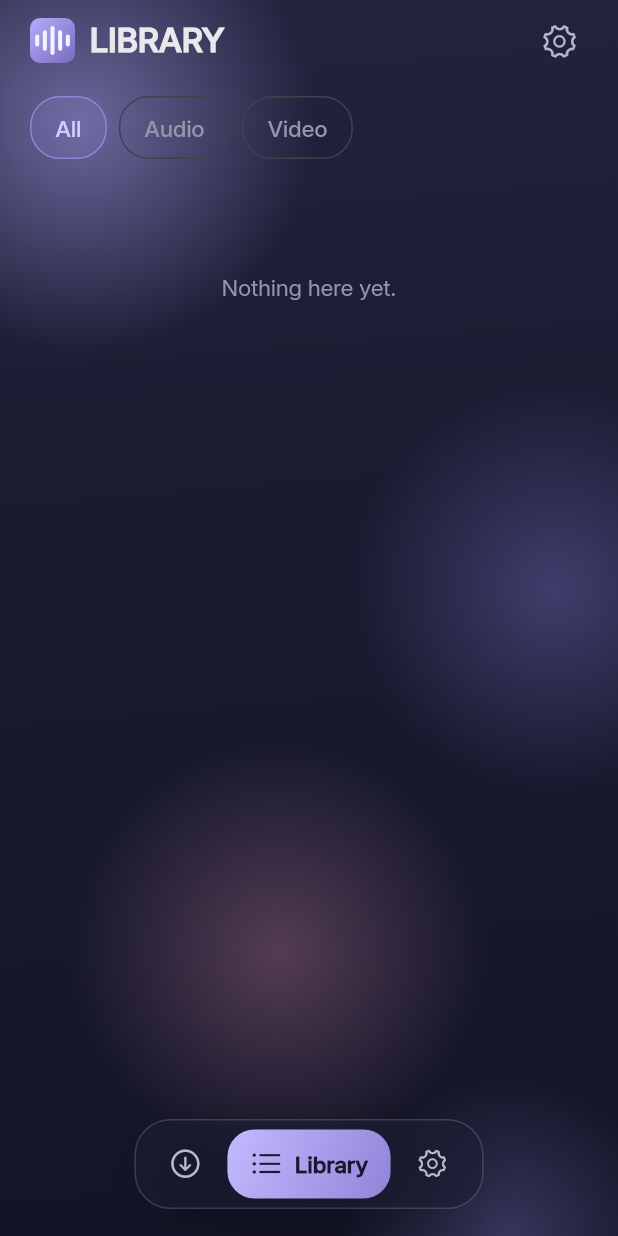
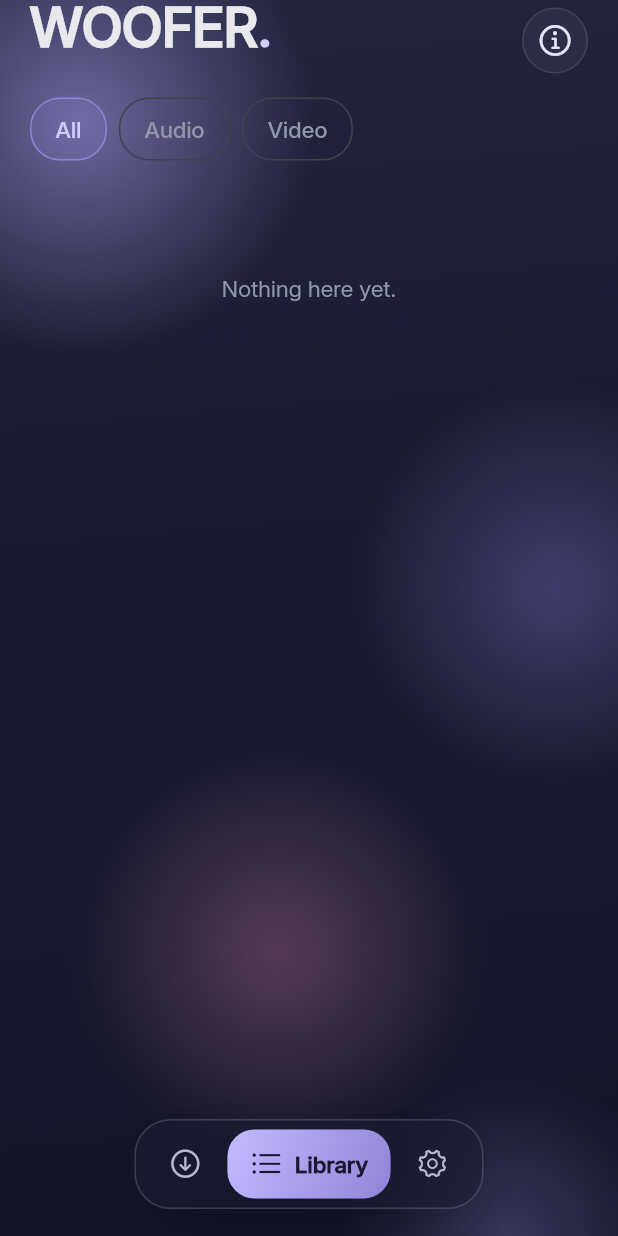
Before and after one commit to qp9z/woofer, a Flutter app: the screen it shows after launch, after a tap on an icon or button, on a phone screen of 412 x 824 dp. Run offline on Flutter 3.47's test engine with Material 3 defaults, Android fonts, the phone set to English and light mode, and no system bars; our stand-ins replace flutter_riverpod, package_info_plus, permission_handler, sqflite; missing offline and left inert: ffmpeg_kit_flutter_new, receive_sharing_intent; accounts and stored records are empty.

Commit message:
Modded app headers.

```diff
--- a/app/lib/ui/screens/home_shell.dart
+++ b/app/lib/ui/screens/home_shell.dart
@@ -8,7 +8,6 @@ import '../../state/download_state.dart';
 import '../sheets/format_sheet.dart';
 import '../theme/app_theme.dart';
 import '../widgets/aurora_background.dart';
-import '../widgets/woofer_mark.dart';
 import 'download_tab.dart';
 import 'library_tab.dart';
 import 'settings_tab.dart';
@@ -74,7 +73,6 @@ class _HomeShellState extends ConsumerState<HomeShell> {
             children: [
               Column(
                 children: [
-                  if (_tab != _Tab.download) _Header(tab: _tab, onGear: () => _select(_Tab.settings)),
                   Expanded(
                     child: IndexedStack(
                       index: _tab.index,
@@ -99,47 +97,6 @@ class _HomeShellState extends ConsumerState<HomeShell> {
   }
 
   void _select(_Tab t) => setState(() => _tab = t);
-}
-
-/// Header for the non-home tabs: mark + uppercase title + gear.
-class _Header extends StatelessWidget {
-  final _Tab tab;
-  final VoidCallback onGear;
-  const _Header({required this.tab, required this.onGear});
-
-  @override
-  Widget build(BuildContext context) {
-    final title = tab == _Tab.library ? 'Library' : 'Settings';
-    return Padding(
-      padding: const EdgeInsets.fromLTRB(20, 8, 20, 14),
-      child: Row(
-        children: [
-          const WooferMark(size: 30, tile: WooferTile.accent, bars: WooferBars.light),
-          const SizedBox(width: 10),
-          Text(
-            title.toUpperCase(),
-            style: const TextStyle(
-              fontFamily: AppTheme.fontFamily,
-              fontSize: AppType.header,
-              fontWeight: FontWeight.w700,
-              letterSpacing: -0.2,
-              color: AppColors.text,
-            ),
-          ),
-          const Spacer(),
-          if (tab != _Tab.settings)
-            GestureDetector(
-              behavior: HitTestBehavior.opaque,
-              onTap: onGear,
-              child: const Padding(
-                padding: EdgeInsets.all(6),
-                child: Icon(CupertinoIcons.gear_alt, size: 26, color: AppColors.n400),
-              ),
-            ),
-        ],
-      ),
-    );
-  }
 }
 
 class _Toast extends StatelessWidget {
--- a/app/lib/ui/screens/library_tab.dart
+++ b/app/lib/ui/screens/library_tab.dart
@@ -4,9 +4,11 @@ import 'package:flutter_riverpod/flutter_riverpod.dart';
 import '../../services/history_service.dart';
 import '../../state/download_controller.dart';
 import '../format_utils.dart';
+import '../sheets/about_sheet.dart';
 import '../theme/app_theme.dart';
 import '../widgets/glass_button.dart';
 import '../widgets/glass_sheet.dart';
+import '../widgets/wordmark.dart';
 
 enum _LibFilter { all, audio, video }
 
@@ -33,9 +35,20 @@ class _LibraryTabState extends ConsumerState<LibraryTab> {
       final entries = ref.watch(historyListProvider);
 
       return ListView(
-      padding: const EdgeInsets.fromLTRB(20, 4, 20, 100), // clear the floating nav pill
+        padding: const EdgeInsets.fromLTRB(20, 4, 20, 100),
         physics: const BouncingScrollPhysics(),
         children: [
+          // Title row matching DownloadTab.
+          Row(
+            crossAxisAlignment: CrossAxisAlignment.start,
+            children: [
+              const Expanded(
+                child: Wordmark(fontSize: AppType.display, height: 0.95),
+              ),
+              _InfoCircle(onTap: () => showAboutSheet(context)),
+            ],
+          ),
+          const SizedBox(height: AppSpacing.md),
           Row(
           children: [
             for (final f in _LibFilter.values) ...[
@@ -267,3 +280,26 @@ class _Empty extends StatelessWidget {
         ),
       );
 }
+
+/// Copied from DownloadTab for consistent header.
+class _InfoCircle extends StatelessWidget {
+  final VoidCallback onTap;
+  const _InfoCircle({required this.onTap});
+
+  @override
+  Widget build(BuildContext context) => GestureDetector(
+        behavior: HitTestBehavior.opaque,
+        onTap: onTap,
+        child: Container(
+          width: AppTouch.min,
+          height: AppTouch.min,
+          margin: const EdgeInsets.only(top: 1),
+          decoration: BoxDecoration(
+            shape: BoxShape.circle,
+            color: CupertinoColors.white.withValues(alpha: 0.05),
+            border: AppGlass.hairline(0.10),
+          ),
+          child: const Icon(CupertinoIcons.info, size: 24, color: AppColors.a200),
+        ),
+      );
+}
--- a/app/lib/ui/screens/settings_tab.dart
+++ b/app/lib/ui/screens/settings_tab.dart
@@ -3,6 +3,7 @@ import 'package:flutter/cupertino.dart';
 import '../sheets/about_sheet.dart';
 import '../theme/app_theme.dart';
 import '../widgets/woofer_mark.dart';
+import '../widgets/wordmark.dart';
 
 /// Settings tab. Informational rows reflecting the app's real behaviour — the
 /// downloader has no preferences store yet, so these show the fixed defaults
@@ -15,9 +16,20 @@ class SettingsTab extends StatelessWidget {
   @override
   Widget build(BuildContext context) {
     return ListView(
-      padding: const EdgeInsets.fromLTRB(20, 4, 20, 100), // clear the floating nav pill
+      padding: const EdgeInsets.fromLTRB(20, 4, 20, 100),
       physics: const BouncingScrollPhysics(),
       children: [
+        // Title row matching DownloadTab.
+        Row(
+          crossAxisAlignment: CrossAxisAlignment.start,
+          children: [
+            const Expanded(
+              child: Wordmark(fontSize: AppType.display, height: 0.95),
+            ),
+            _InfoCircle(onTap: () => showAboutSheet(context)),
+          ],
+        ),
+        const SizedBox(height: AppSpacing.md),
         _Group(
           name: 'Downloads',
           rows: [
@@ -113,3 +125,26 @@ class _Row extends StatelessWidget {
         ),
       );
 }
+
+/// Copied from DownloadTab for consistent header.
+class _InfoCircle extends StatelessWidget {
+  final VoidCallback onTap;
+  const _InfoCircle({required this.onTap});
+
+  @override
+  Widget build(BuildContext context) => GestureDetector(
+        behavior: HitTestBehavior.opaque,
+        onTap: onTap,
+        child: Container(
+          width: AppTouch.min,
+          height: AppTouch.min,
+          margin: const EdgeInsets.only(top: 1),
+          decoration: BoxDecoration(
+            shape: BoxShape.circle,
+            color: CupertinoColors.white.withValues(alpha: 0.05),
+            border: AppGlass.hairline(0.10),
+          ),
+          child: const Icon(CupertinoIcons.info, size: 24, color: AppColors.a200),
+        ),
+      );
+}
--- a/app/lib/ui/sheets/about_sheet.dart
+++ b/app/lib/ui/sheets/about_sheet.dart
@@ -38,7 +38,6 @@ class _AboutSheetState extends State<_AboutSheet> {
     PackageInfo.fromPlatform().then((info) {
       if (!mounted) return;
       final name = info.version;
-      final build = info.buildNumber;
       setState(() => _versionLabel = 'Version $name · made quiet');
     }).catchError((_) {
       // Best-effort: if the version can't be read (tests, odd host), fall back
```
Lines whose indentation alone changed are shown as unchanged.
